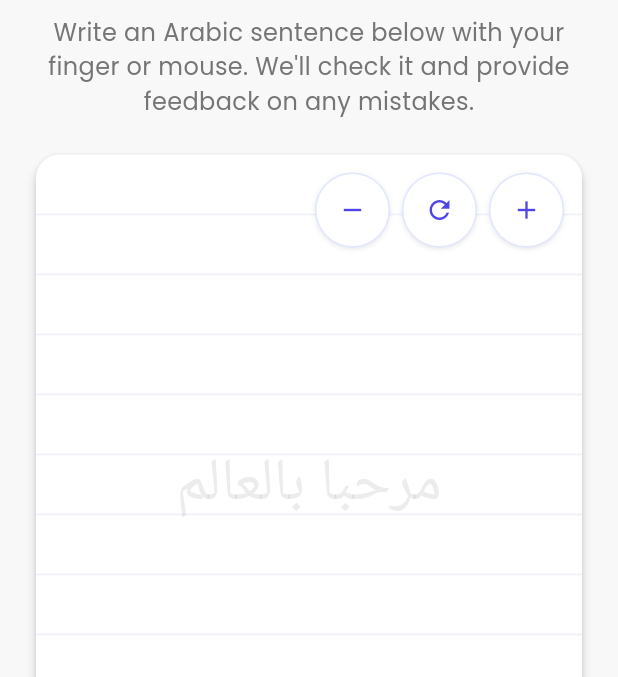
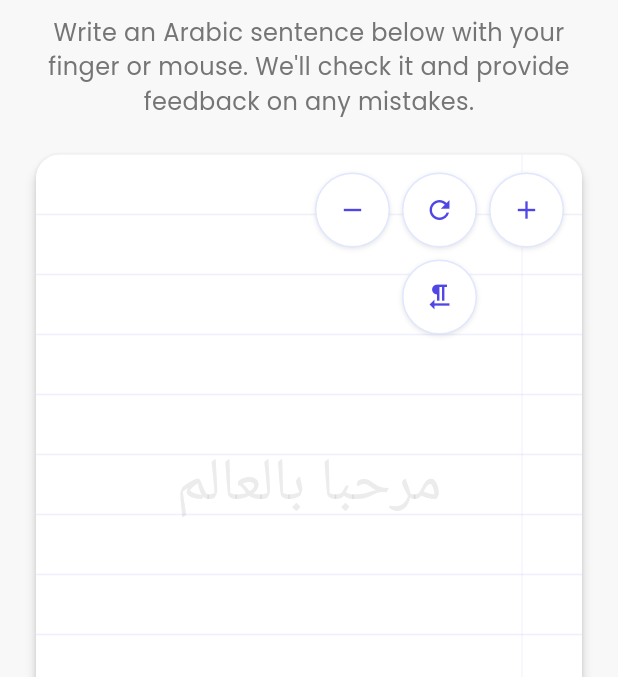
Before and after one commit to hom-bahrani/arabic-handwriting-feedback, a Flutter app: the screen it shows after launch, item 2 of the bottom bar chosen, after a tap on the "refresh" icon, on a phone screen of 412 x 824 dp, the part 150-827 px from its top. Run offline on Flutter 3.47's test engine with Material 3 defaults, Android fonts, the phone set to English and light mode, and no system bars; our stand-ins replace google_fonts; Roboto replaces fonts that are missing (Amiri).

Commit message:
update handwriting canvas

```diff
--- a/lib/widgets/handwriting_canvas.dart
+++ b/lib/widgets/handwriting_canvas.dart
@@ -16,8 +16,11 @@ class _HandwritingCanvasState extends State<HandwritingCanvas> {
   List<Offset> _currentStroke = [];
 
   // Transform variables for zoom and pan
-  double _scale = 1.0;
+  double _scale = 0.8; // Default smaller scale for more detailed writing
   Offset _offset = Offset.zero;
+
+  // Direction flag (true for RTL, which is appropriate for Arabic)
+  bool _isRightToLeft = true;
 
   // Controller to detect when to reset
   bool _isDrawing = false;
@@ -44,6 +47,28 @@ class _HandwritingCanvasState extends State<HandwritingCanvas> {
     });
   }
 
+  // Method to reset the canvas settings
+  void _resetCanvas() {
+    setState(() {
+      _scale = 0.8; // Better default for Arabic writing
+      _offset = Offset.zero;
+    });
+  }
+
+  // Method to get adjusted position based on scale and offset
+  Offset _getAdjustedPosition(Offset position) {
+    final Offset center = Offset(
+      context.size?.width ?? 300 / 2,
+      context.size?.height ?? 400 / 2
+    );
+
+    // Apply inverse transformations to get the correct position
+    final dx = (position.dx - center.dx) / _scale + center.dx - _offset.dx;
+    final dy = (position.dy - center.dy) / _scale + center.dy - _offset.dy;
+
+    return Offset(dx, dy);
+  }
+
   @override
   Widget build(BuildContext context) {
     return Card(
@@ -63,7 +88,7 @@ class _HandwritingCanvasState extends State<HandwritingCanvas> {
                   Container(
                     color: Colors.white,
                     child: CustomPaint(
-                      painter: _GuidelinesPainter(),
+                      painter: _GuidelinesPainter(isRightToLeft: _isRightToLeft),
                       child: Container(),
                     ),
                   ),
@@ -74,14 +99,17 @@ class _HandwritingCanvasState extends State<HandwritingCanvas> {
                       // Start a new stroke
                       _isDrawing = true;
                       setState(() {
-                        _currentStroke = [details.localPosition];
+                        // Apply inverse scale to make strokes appear correctly
+                        final Offset adjustedPosition = _getAdjustedPosition(details.localPosition);
+                        _currentStroke = [adjustedPosition];
                       });
                     },
                     onPanUpdate: (details) {
                       // Add point to current stroke
                       if (_isDrawing) {
                         setState(() {
-                          _currentStroke.add(details.localPosition);
+                          final Offset adjustedPosition = _getAdjustedPosition(details.localPosition);
+                          _currentStroke.add(adjustedPosition);
                         });
                       }
                     },
@@ -99,6 +127,8 @@ class _HandwritingCanvasState extends State<HandwritingCanvas> {
                       painter: _DrawingPainter(
                         strokes: _strokes,
                         currentStroke: _currentStroke,
+                        scale: _scale,
+                        offset: _offset,
                       ),
                       child: Container(
                         color: Colors.transparent,
@@ -224,7 +254,9 @@ class _HandwritingCanvasState extends State<HandwritingCanvas> {
                   Positioned(
                     top: 12,
                     right: 12,
-                    child: Row(
+                    child: Column(
+                      children: [
+                        Row(
                           children: [
                             _buildControlButton(
                               icon: Icons.remove,
@@ -237,12 +269,7 @@ class _HandwritingCanvasState extends State<HandwritingCanvas> {
                             const SizedBox(width: 8),
                             _buildControlButton(
                               icon: Icons.refresh,
-                          onPressed: () {
-                            setState(() {
-                              _scale = 1.0;
-                              _offset = Offset.zero;
-                            });
-                          },
+                              onPressed: _resetCanvas,
                             ),
                             const SizedBox(width: 8),
                             _buildControlButton(
@@ -250,6 +277,17 @@ class _HandwritingCanvasState extends State<HandwritingCanvas> {
                               onPressed: () {
                                 setState(() {
                                   _scale = (_scale + 0.1).clamp(0.5, 2.0);
+                                });
+                              },
+                            ),
+                          ],
+                        ),
+                        const SizedBox(height: 8),
+                        _buildControlButton(
+                          icon: _isRightToLeft ? Icons.format_textdirection_r_to_l : Icons.format_textdirection_l_to_r,
+                          onPressed: () {
+                            setState(() {
+                              _isRightToLeft = !_isRightToLeft;
                             });
                           },
                         ),
@@ -324,10 +362,18 @@ class _HandwritingCanvasState extends State<HandwritingCanvas> {
 
 // Painter for the horizontal guidelines
 class _GuidelinesPainter extends CustomPainter {
+  final bool isRightToLeft;
+
+  _GuidelinesPainter({this.isRightToLeft = true});
+
   @override
   void paint(Canvas canvas, Size size) {
-    final paint = Paint()
+    final horizontalPaint = Paint()
       ..color = const Color(0xFF5F67EA).withOpacity(0.1)
+      ..strokeWidth = 1;
+
+    final verticalPaint = Paint()
+      ..color = const Color(0xFF5F67EA).withOpacity(0.07)
       ..strokeWidth = 1;
 
     // Draw horizontal lines at regular intervals
@@ -336,7 +382,16 @@ class _GuidelinesPainter extends CustomPainter {
       canvas.drawLine(
         Offset(0, y),
         Offset(size.width, y),
-        paint,
+        horizontalPaint,
+      );
+    }
+
+    // Draw a light vertical guide on the right side for RTL writing
+    if (isRightToLeft) {
+      canvas.drawLine(
+        Offset(size.width - 40, 0),
+        Offset(size.width - 40, size.height),
+        verticalPaint,
       );
     }
   }
@@ -349,17 +404,31 @@ class _GuidelinesPainter extends CustomPainter {
 class _DrawingPainter extends CustomPainter {
   final List<List<Offset>> strokes;
   final List<Offset> currentStroke;
+  final double scale;
+  final Offset offset;
 
   _DrawingPainter({
     required this.strokes,
     required this.currentStroke,
+    this.scale = 1.0,
+    this.offset = Offset.zero,
   });
 
   @override
   void paint(Canvas canvas, Size size) {
+    // Save the canvas state
+    canvas.save();
+
+    // Apply transformations - scale from center and apply offset
+    final Offset center = Offset(size.width / 2, size.height / 2);
+    canvas.translate(center.dx, center.dy);
+    canvas.scale(scale);
+    canvas.translate(-center.dx + offset.dx, -center.dy + offset.dy);
+
+    // Thinner stroke width better suited for Arabic script
     final paint = Paint()
       ..color = Colors.black
-      ..strokeWidth = 2.5
+      ..strokeWidth = 1.8 / scale // Adjust stroke width based on scale
       ..strokeCap = StrokeCap.round
       ..strokeJoin = StrokeJoin.round;
 
@@ -389,8 +458,11 @@ class _DrawingPainter extends CustomPainter {
       canvas.drawPath(path, paint);
     } else if (currentStroke.length == 1) {
       // Draw a dot if it's just a tap
-      canvas.drawCircle(currentStroke[0], 2, paint);
+      canvas.drawCircle(currentStroke[0], 1.5 / scale, paint);
     }
+
+    // Restore the canvas state
+    canvas.restore();
   }
 
   @override
```
Lines whose indentation alone changed are shown as unchanged.
